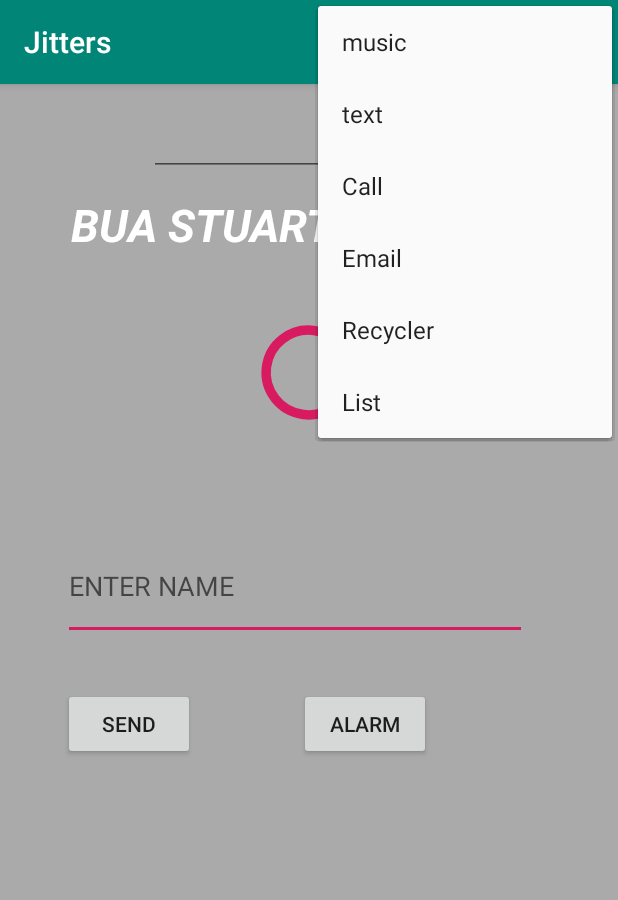
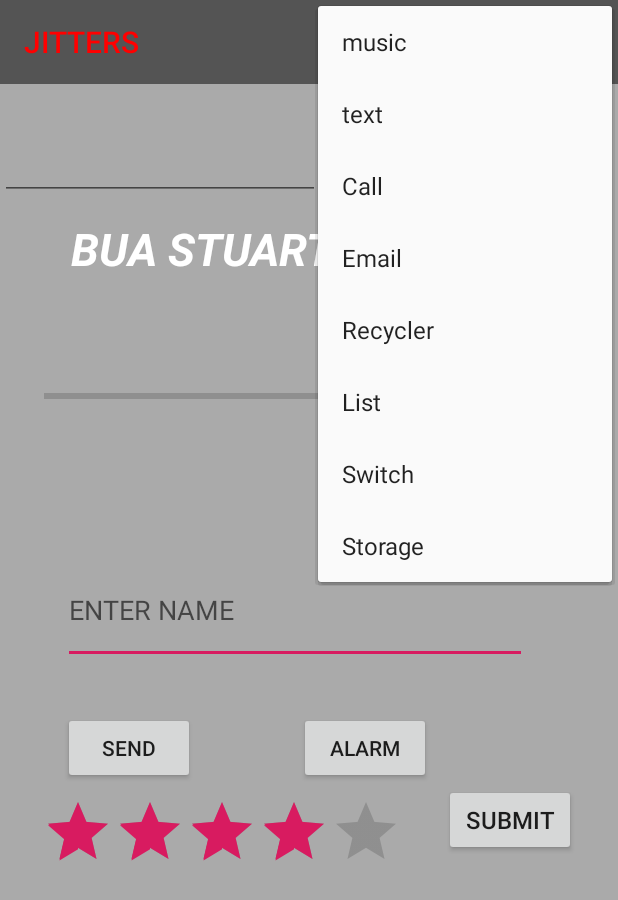
Before and after one commit to BUA1997/Jitters, an Android app: the screen it shows after launch (MainActivity), with the options menu open, on a phone screen of 412 x 824 dp. Shown: the top 900 px of the screen. Run offline under Robolectric (Android 15) with nearby library versions, the phone set to English and light mode, and no system bars.

Commit message:
External and Internal storage Digitl Clock Ratings Switches

```diff
--- a/app/src/main/AndroidManifest.xml
+++ b/app/src/main/AndroidManifest.xml
@@ -3,7 +3,6 @@
     package="com.example.jitters">
 
     <uses-permission android:name="android.permission.INTERNET" />
-
     <uses-permission android:name="android.permission.VIBRATE" />
 
     <application
@@ -13,7 +12,9 @@
         android:roundIcon="@mipmap/ic_launcher_round"
         android:supportsRtl="true"
         android:theme="@style/AppTheme">
-        <activity android:name=".MyListAdapter" />
+        <activity android:name=".ExampleExternalStorage"></activity>
+        <activity android:name=".ExampleSearchView" />
+        <activity android:name=".ExampleSwitch" />
         <activity android:name=".ListViewActivity" />
         <activity android:name=".text" />
         <activity android:name=".music" />
--- a/app/src/main/java/com/example/jitters/MainActivity.java
+++ b/app/src/main/java/com/example/jitters/MainActivity.java
@@ -1,9 +1,4 @@
 package com.example.jitters;
-
-import androidx.annotation.NonNull;
-import androidx.appcompat.app.AppCompatActivity;
-import androidx.recyclerview.widget.LinearLayoutManager;
-import androidx.recyclerview.widget.RecyclerView;
 
 import android.annotation.SuppressLint;
 import android.app.AlarmManager;
@@ -12,52 +7,77 @@ import android.content.BroadcastReceiver;
 import android.content.Context;
 import android.content.Intent;
 import android.content.IntentFilter;
+import android.graphics.Color;
+import android.graphics.drawable.ColorDrawable;
 import android.net.Uri;
 import android.os.Bundle;
+import android.text.Spannable;
+import android.text.SpannableString;
+import android.text.style.ForegroundColorSpan;
 import android.view.Menu;
-import android.view.MenuInflater;
 import android.view.MenuItem;
 import android.view.View;
 import android.widget.Button;
 import android.widget.EditText;
-
 import android.widget.ProgressBar;
+import android.widget.RatingBar;
 import android.widget.TextView;
 import android.widget.Toast;
 
-import java.util.ArrayList;
-import java.util.List;
-import android.widget.Toast;
+import androidx.annotation.NonNull;
+import androidx.appcompat.app.AppCompatActivity;
+import androidx.appcompat.widget.Toolbar;
 
-import java.util.ArrayList;
-import java.util.List;
+import static com.example.jitters.R.layout.activity_main;
 
 public class MainActivity extends AppCompatActivity {
-
-BroadcastReceiver receiver =new BroadcastReceiver(){
+RatingBar ratingBar;
+Button button;
+    private BroadcastReceiver receiver=new BroadcastReceiver() {
         @Override
         public void onReceive(Context context, Intent intent) {
-            int x;
-            x =intent.getIntExtra("Level",0);
-            // ProgressBar progress=new ProgressBar();
+            int level=intent.getIntExtra("level",0);
             ProgressBar progress=findViewById(R.id.progressbar);
-            progress.setProgress(x);
+            progress.setProgress(level);
+            TextView view=findViewById(R.id.textView1);
+            view.setText("Battery level "+Integer.toString(level)+"%");
 
-            TextView view=findViewById(R.id.textView1);
-            view.setText("battery Level" + Integer.parseInt(String.valueOf(x)) + "%");
-            // view.setText("Battery level" + Integer.toString(x) +"%");
+            ratingBar =findViewById(R.id.rating_bar);
+            button=findViewById(R.id.button_ratingbar);
+            button.setOnClickListener(new View.OnClickListener() {
+                @Override
+                public void onClick(View v) {
+                    float ratingValue = ratingBar.getRating();
+                    Toast.makeText(getApplicationContext(),"Rating :"+ratingValue, Toast.LENGTH_SHORT).show();
+                }
+            });
+
         }
     };
 
 
+
     @SuppressLint("MissingSuperCall")
     protected  void onCreate (Bundle savedInstanceState) {
+        super.onCreate(savedInstanceState);
+        setContentView(activity_main);
+
+        registerReceiver(receiver,new IntentFilter(Intent.ACTION_BATTERY_CHANGED));
+
+        final Toolbar toolbar = (Toolbar) findViewById(R.id.toolbar);
+        setSupportActionBar(toolbar);
+        getSupportActionBar().setTitle("JITTERS");
+        CharSequence title = "JITTERS";
+        SpannableString s = new SpannableString(title);
+        s.setSpan(new ForegroundColorSpan(Color.RED), 0, title.length(),
+                Spannable.SPAN_EXCLUSIVE_EXCLUSIVE);
+        getSupportActionBar().setTitle(s);
+        getSupportActionBar().setBackgroundDrawable(new ColorDrawable(Color.argb(128, 0, 0, 0)));
 
 
-        super.onCreate(savedInstanceState);
-        setContentView(R.layout.activity_main);
-        registerReceiver(receiver,new IntentFilter(Intent.ACTION_BATTERY_CHANGED));
     }
+
+
 
 
 
@@ -80,6 +100,7 @@ BroadcastReceiver receiver =new BroadcastReceiver(){
         return true;
     }
 
+
     @Override
     public boolean onOptionsItemSelected(@NonNull MenuItem item) {
         switch (item.getItemId()){
@@ -98,8 +119,8 @@ BroadcastReceiver receiver =new BroadcastReceiver(){
                 intent.setData(Uri.parse("emailto:"));
                 String to[] = {"buastuartjames@gmail.com", "jaspermars67@gmail.com","mbabalihassan10@gmail.com"};
                 intent.putExtra(Intent.EXTRA_EMAIL, to);
-                intent.putExtra(Intent.EXTRA_SUBJECT, "hey girls");
-                intent.putExtra(Intent.EXTRA_TEXT, "am around please");
+                intent.putExtra(Intent.EXTRA_SUBJECT, "Wassap dudes");
+                intent.putExtra(Intent.EXTRA_TEXT, "What are you up to");
                 intent.setType("message/rfc822");
                 startActivity(intent);
                 return true;
@@ -116,6 +137,20 @@ BroadcastReceiver receiver =new BroadcastReceiver(){
                 startActivity(new Intent(this,ListViewActivity.class));
                 return  true;
 
+            case R.id.recycler:
+//
+                startActivity(new Intent(this,ExampleSearchView.class));
+                return  true;
+
+            case R.id.switch2:
+//
+                startActivity(new Intent(this,ExampleSwitch.class));
+                return  true;
+
+            case R.id.storage:
+//
+                startActivity(new Intent(this,ExampleExternalStorage.class));
+                return  true;
                 default: return super.onOptionsItemSelected(item);
         }
 
--- a/app/src/main/java/com/example/jitters/music.java
+++ b/app/src/main/java/com/example/jitters/music.java
@@ -14,7 +14,7 @@ public class music extends AppCompatActivity {
     protected void onCreate(Bundle savedInstanceState) {
         super.onCreate(savedInstanceState);
         setContentView(R.layout.activity_music);
-        mp =MediaPlayer.create(this,R.raw.aaaa);
+        mp =MediaPlayer.create(this,R.raw.vice);
     }
     public void start(View v)
     {
--- a/app/src/main/res/layout/activity_main.xml
+++ b/app/src/main/res/layout/activity_main.xml
@@ -7,6 +7,13 @@
     android:background="@android:color/darker_gray"
     tools:context=".MainActivity">
 
+    <androidx.appcompat.widget.Toolbar
+        android:id="@+id/toolbar"
+        android:layout_width="match_parent"
+        android:layout_height="wrap_content"
+        android:background="@android:color/holo_blue_dark"
+        app:layout_constraintTop_toTopOf="parent"
+        tools:layout_editor_absoluteX="110dp" />
 
     <EditText
         android:id="@+id/message"
@@ -24,6 +31,7 @@
 
     <ProgressBar
         android:id="@+id/progressbar"
+        style="?android:attr/progressBarStyleHorizontal"
         android:layout_width="353dp"
         android:layout_height="75dp"
         android:layout_marginTop="20dp"
@@ -72,13 +80,12 @@
         android:id="@+id/editText"
         android:layout_width="wrap_content"
         android:layout_height="wrap_content"
-        android:layout_marginTop="16dp"
+        android:layout_marginTop="32dp"
         android:ems="10"
         android:inputType="textPersonName"
-        app:layout_constraintEnd_toEndOf="parent"
-        app:layout_constraintStart_toStartOf="parent"
-        app:layout_constraintTop_toTopOf="parent"
-        tools:ignore="MissingConstraints" />
+        app:layout_constraintTop_toBottomOf="@+id/toolbar"
+        tools:ignore="MissingConstraints"
+        tools:layout_editor_absoluteX="29dp" />
 
     <Button
         android:id="@+id/button3"
@@ -92,4 +99,44 @@
         app:layout_constraintStart_toEndOf="@+id/button"
         app:layout_constraintTop_toBottomOf="@+id/message" />
 
+    <TextClock
+        android:layout_width="wrap_content"
+        android:layout_height="wrap_content"
+        android:layout_marginTop="32dp"
+        android:background="#690101"
+        android:format24Hour="hh:mm:ss"
+        android:textColor="#ffffff"
+        android:textSize="30sp"
+        android:textStyle="bold"
+        app:layout_constraintEnd_toEndOf="parent"
+        app:layout_constraintHorizontal_bias="0.502"
+        app:layout_constraintStart_toEndOf="@+id/editText"
+        app:layout_constraintTop_toBottomOf="@+id/toolbar"
+        tools:ignore="MissingConstraints" />
+
+    <RatingBar
+        android:id="@+id/rating_bar"
+        android:layout_width="wrap_content"
+        android:layout_height="wrap_content"
+        android:layout_marginStart="28dp"
+        android:layout_marginTop="8dp"
+        android:numStars="5"
+        android:rating="4"
+        android:stepSize="0.5"
+        app:layout_constraintStart_toStartOf="parent"
+        app:layout_constraintTop_toBottomOf="@+id/button"
+        tools:ignore="MissingConstraints" />
+
+    <Button
+        android:id="@+id/button_ratingbar"
+        android:layout_width="wrap_content"
+        android:layout_height="wrap_content"
+        android:text="SUBMIT"
+        android:textSize="16sp"
+        app:layout_constraintEnd_toEndOf="parent"
+        app:layout_constraintStart_toEndOf="@+id/rating_bar"
+        app:layout_constraintTop_toBottomOf="@+id/button3"
+        tools:ignore="MissingConstraints" />
+
+
 </androidx.constraintlayout.widget.ConstraintLayout>
--- a/app/src/main/res/layout/activity_music.xml
+++ b/app/src/main/res/layout/activity_music.xml
@@ -4,6 +4,7 @@
     xmlns:android="http://schemas.android.com/apk/res/android"
     android:layout_height="match_parent"
     android:layout_width="match_parent"
+    android:background="@android:color/black"
     android:gravity="center"
     tools:context=".music">
 
--- a/app/src/main/res/menu/example_menu.xml
+++ b/app/src/main/res/menu/example_menu.xml
@@ -20,4 +20,10 @@
     <item android:title="List"
         android:id="@+id/list"/>
 
+    <item android:title="Switch"
+        android:id="@+id/switch2"/>
+
+    <item android:title="Storage"
+        android:id="@+id/storage"/>
+
 </menu>
--- a/app/src/main/res/values/styles.xml
+++ b/app/src/main/res/values/styles.xml
@@ -1,13 +1,14 @@
 <resources>
 
     <!-- Base application theme. -->
-    <style name="AppTheme" parent="Theme.AppCompat.Light.DarkActionBar">
+    <style name="AppTheme" parent="Theme.AppCompat.Light.NoActionBar">
         <!-- Customize your theme here. -->
         <item name="colorPrimary">@color/colorPrimary</item>
         <item name="colorPrimaryDark">@color/colorPrimaryDark</item>
         <item name="colorAccent">@color/colorAccent</item>
     </style>
 
+
     <dimen name="activity_horizontal_margin">16dp</dimen>
     <dimen name="activity_vertical_margin">16dp</dimen>
     <dimen name="ic_clear_margin">56dp</dimen>
```
Also changed, not shown: app/build.gradle (+10 -6 lines), app/src/main/java/com/example/jitters/ExampleExternalStorage.java (added, +91 -0 lines), app/src/main/java/com/example/jitters/ExampleSwitch.java (added, +34 -0 lines), app/src/main/res/layout/activity_example_external_storage.xml (added, +49 -0 lines), app/src/main/res/layout/activity_example_search_view.xml (added, +22 -0 lines), app/src/main/res/layout/activity_example_switch.xml (added, +34 -0 lines), app/src/main/res/layout/activity_flash.xml (+21 -5 lines), app/src/main/res/drawable-v24/ball.jpg (added), 2 other files.
